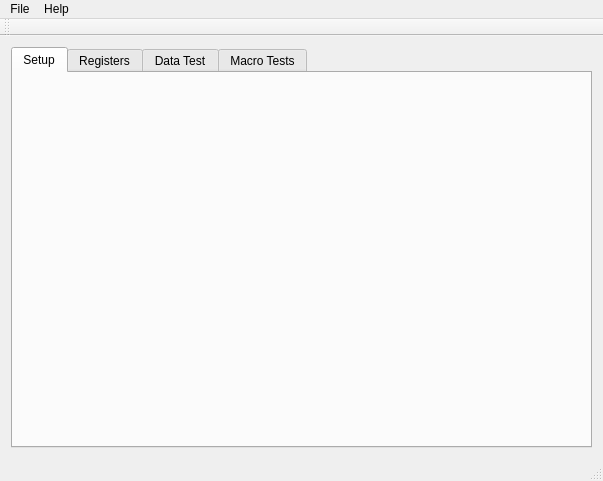
First picture: the form in GUI/View/mainview.ui, repository tristandupree/Ph2_ACF, before the edit.
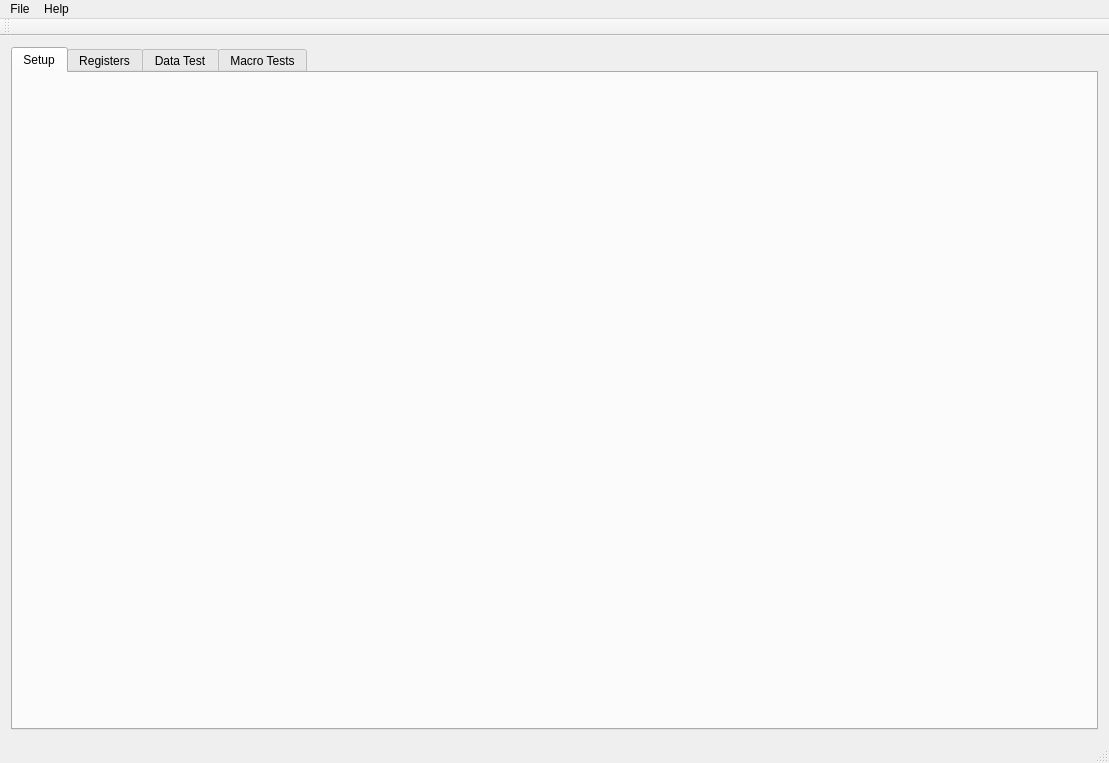
Second picture: the form after the edit.

```diff
--- a/GUI/View/mainview.ui
+++ b/GUI/View/mainview.ui
@@ -6,8 +6,8 @@
    <rect>
     <x>0</x>
     <y>0</y>
-    <width>603</width>
-    <height>481</height>
+    <width>1109</width>
+    <height>763</height>
    </rect>
   </property>
   <property name="windowTitle">
@@ -69,7 +69,7 @@
     <rect>
      <x>0</x>
      <y>0</y>
-     <width>603</width>
+     <width>1109</width>
      <height>22</height>
     </rect>
    </property>
```
